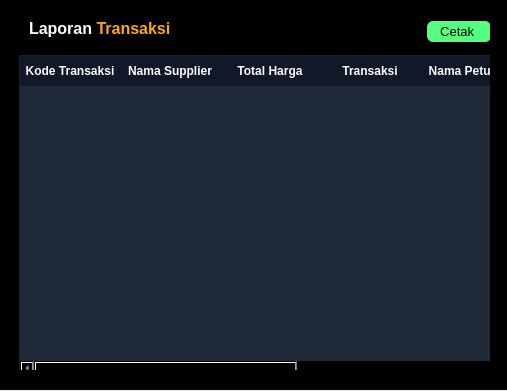
Before: the Qt Designer form ui/pages/page_laporan_transaksi.ui in efraimurelpalodang/tugas-akhir-visual-3, drawn with Qt 5.
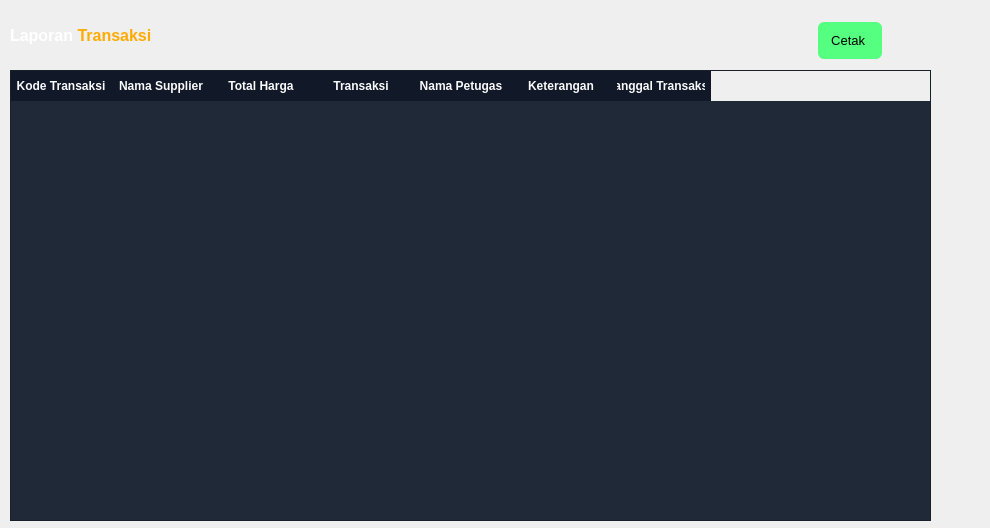
After: the same form once the commit is applied.

Patch:
```diff
--- a/ui/pages/page_laporan_transaksi.ui
+++ b/ui/pages/page_laporan_transaksi.ui
@@ -6,80 +6,20 @@
    <rect>
     <x>0</x>
     <y>0</y>
-    <width>507</width>
-    <height>391</height>
+    <width>990</width>
+    <height>528</height>
    </rect>
   </property>
   <property name="windowTitle">
    <string>Form</string>
   </property>
-  <widget class="QFrame" name="frame">
-   <property name="geometry">
-    <rect>
-     <x>-1</x>
-     <y>-1</y>
-     <width>511</width>
-     <height>391</height>
-    </rect>
-   </property>
-   <property name="minimumSize">
-    <size>
-     <width>511</width>
-     <height>391</height>
-    </size>
-   </property>
-   <property name="maximumSize">
-    <size>
-     <width>511</width>
-     <height>391</height>
-    </size>
-   </property>
-   <property name="styleSheet">
-    <string notr="true">background-color: rgb(0, 0, 0);</string>
-   </property>
-   <property name="frameShape">
-    <enum>QFrame::StyledPanel</enum>
-   </property>
-   <property name="frameShadow">
-    <enum>QFrame::Raised</enum>
-   </property>
-   <layout class="QVBoxLayout" name="verticalLayout">
-    <item>
-     <widget class="QFrame" name="frame_2">
-      <property name="styleSheet">
-       <string notr="true"/>
-      </property>
-      <property name="frameShape">
-       <enum>QFrame::StyledPanel</enum>
-      </property>
-      <property name="frameShadow">
-       <enum>QFrame::Raised</enum>
-      </property>
-      <layout class="QVBoxLayout" name="verticalLayout_3">
-       <item>
-        <widget class="QFrame" name="frame_3">
-         <property name="maximumSize">
-          <size>
-           <width>16777215</width>
-           <height>30</height>
-          </size>
-         </property>
-         <property name="styleSheet">
-          <string notr="true"/>
-         </property>
-         <property name="frameShape">
-          <enum>QFrame::StyledPanel</enum>
-         </property>
-         <property name="frameShadow">
-          <enum>QFrame::Raised</enum>
-         </property>
          <widget class="QLabel" name="label_8">
           <property name="geometry">
            <rect>
             <x>10</x>
-            <y>0</y>
-            <width>171</width>
-            <height>20</height>
+     <y>20</y>
+     <width>221</width>
+     <height>31</height>
            </rect>
           </property>
           <property name="font">
@@ -96,72 +36,16 @@
            <string>&lt;html&gt;&lt;head/&gt;&lt;body&gt;&lt;p&gt;&lt;span style=&quot; color:#ffffff;&quot;&gt;Laporan &lt;/span&gt;&lt;span style=&quot; color:#ffaa00;&quot;&gt;Transaksi&lt;/span&gt;&lt;/p&gt;&lt;/body&gt;&lt;/html&gt;</string>
           </property>
          </widget>
-         <widget class="QPushButton" name="btn_report_transaksi">
-          <property name="geometry">
-           <rect>
-            <x>400</x>
-            <y>0</y>
-            <width>80</width>
-            <height>25</height>
-           </rect>
-          </property>
-          <property name="minimumSize">
-           <size>
-            <width>20</width>
-            <height>25</height>
-           </size>
-          </property>
-          <property name="maximumSize">
-           <size>
-            <width>80</width>
-            <height>16777215</height>
-           </size>
-          </property>
-          <property name="font">
-           <font>
-            <pointsize>10</pointsize>
-            <weight>50</weight>
-            <bold>false</bold>
-           </font>
-          </property>
-          <property name="styleSheet">
-           <string notr="true">QPushButton {
-	background-color: rgb(85, 255, 127);
-    border: none;
-    text-align: center;
-    font-size: 10pt;
-    border-radius: 6px;  /* Radius sedang, tidak terlalu bulat */
-    margin: 2px 8px;
-    color: rgb(0,0,0);
-}</string>
-          </property>
-          <property name="text">
-           <string>Cetak </string>
-          </property>
-         </widget>
-        </widget>
-       </item>
-       <item>
-        <widget class="QFrame" name="frame_11">
-         <property name="styleSheet">
-          <string notr="true">color: rgb(255, 255, 255);</string>
-         </property>
-         <property name="frameShape">
-          <enum>QFrame::StyledPanel</enum>
-         </property>
-         <property name="frameShadow">
-          <enum>QFrame::Raised</enum>
-         </property>
          <widget class="QTableWidget" name="tableWidget">
           <property name="enabled">
            <bool>true</bool>
           </property>
           <property name="geometry">
            <rect>
-            <x>0</x>
-            <y>0</y>
-            <width>491</width>
-            <height>321</height>
+     <x>10</x>
+     <y>70</y>
+     <width>921</width>
+     <height>451</height>
            </rect>
           </property>
           <property name="styleSheet">
@@ -228,12 +112,48 @@
            </property>
           </column>
          </widget>
-        </widget>
-       </item>
-      </layout>
-     </widget>
-    </item>
-   </layout>
+  <widget class="QPushButton" name="btn_report_transaksi">
+   <property name="geometry">
+    <rect>
+     <x>810</x>
+     <y>20</y>
+     <width>80</width>
+     <height>41</height>
+    </rect>
+   </property>
+   <property name="minimumSize">
+    <size>
+     <width>20</width>
+     <height>25</height>
+    </size>
+   </property>
+   <property name="maximumSize">
+    <size>
+     <width>80</width>
+     <height>16777215</height>
+    </size>
+   </property>
+   <property name="font">
+    <font>
+     <pointsize>10</pointsize>
+     <weight>50</weight>
+     <bold>false</bold>
+    </font>
+   </property>
+   <property name="styleSheet">
+    <string notr="true">QPushButton {
+	background-color: rgb(85, 255, 127);
+    border: none;
+    text-align: center;
+    font-size: 10pt;
+    border-radius: 6px;  /* Radius sedang, tidak terlalu bulat */
+    margin: 2px 8px;
+    color: rgb(0,0,0);
+}</string>
+   </property>
+   <property name="text">
+    <string>Cetak </string>
+   </property>
   </widget>
  </widget>
  <resources/>
```
Lines whose indentation alone changed are shown as unchanged.
